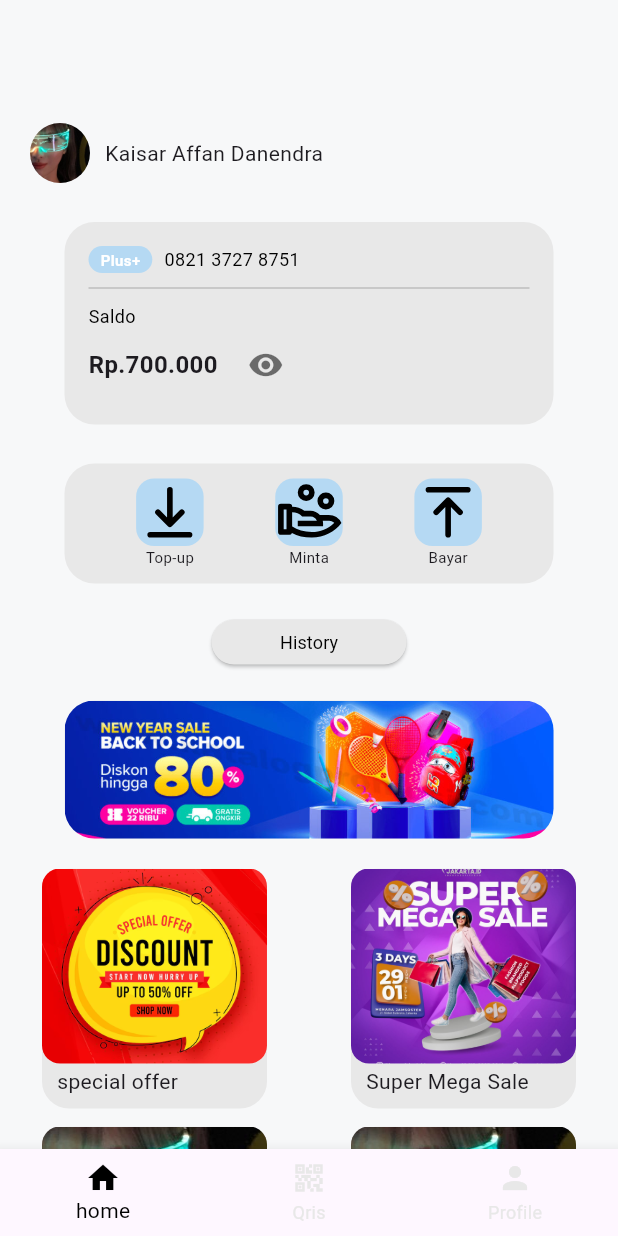
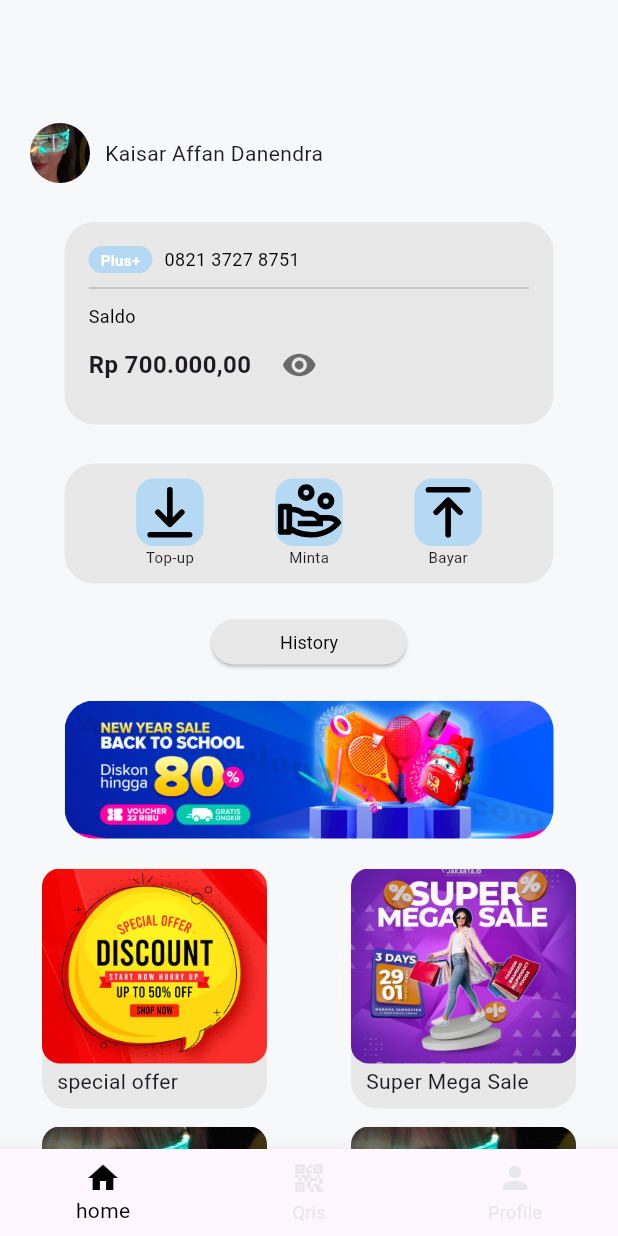
Before and after one commit to KaisarAffan/kaiecash, a Flutter app: the screen it shows after launch, after a tap on the "visibility off" icon, on a phone screen of 412 x 824 dp. Run offline on Flutter 3.47's test engine with Material 3 defaults, Android fonts, the phone set to English and light mode, and no system bars; our stand-ins replace flutter_svg, get, image_picker.

Commit message:
feat[Ir] add payment logic

```diff
--- a/lib/Widget/my_button.dart
+++ b/lib/Widget/my_button.dart
@@ -4,7 +4,8 @@ import 'package:kaiecash/Widget/colors.dart';
 
 class MyButton extends StatelessWidget {
   final String buttonText;
-  const MyButton({super.key, required this.buttonText});
+  final Size size;
+  const MyButton({super.key, required this.buttonText, required this.size, required void Function() onTap});
 
   @override
   Widget build(BuildContext context) {
@@ -12,7 +13,7 @@ class MyButton extends StatelessWidget {
         onPressed: () {},
         style: ElevatedButton.styleFrom(
           backgroundColor: secondaryColor,
-          minimumSize: Size(130, 30),
+          minimumSize: size,
         ),
         child: Text(
           buttonText,
--- /dev/null
+++ b/lib/page/menus/logic/saldo.dart
@@ -0,0 +1,32 @@
+int saldo = 700000;
+bool visiblity = false;
+
+void Payment(String method, int input) {
+  switch (method) {
+    case "Bayar":
+      saldo -= input; // Deduct the input from saldo
+      break;
+    case "Top-up":
+      saldo += input; // Add the input to saldo
+      visiblity = true;
+      break;
+    case "Minta":
+      visiblity = true; // Just set visibility to true for Minta
+      break;
+  }
+}
+
+String formatToCurrency(int amount) {
+  String amountString = amount.toString();
+  StringBuffer result = StringBuffer();
+
+  for (int i = 0; i < amountString.length; i++) {
+    int indexFromEnd = amountString.length - i;
+    result.write(amountString[i]);
+    if (indexFromEnd > 1 && indexFromEnd % 3 == 1) {
+      result.write('.');
+    }
+  }
+
+  return 'Rp $result,00';
+}
--- a/lib/utils/my_app_page.dart
+++ b/lib/utils/my_app_page.dart
@@ -27,7 +27,7 @@ class MyAppPage {
     ),
     GetPage(
       name: AppRoutes.paymentPage,
-      page: () => PaymentPage(),
+      page: () => PaymentPage(method: "bayar",saldo: 90,),
     ),
   ];
 }
```
Also changed, not shown: lib/Widget/ComponentPage/payment_page.dart (+44 -3 lines), lib/page/menus/home.dart (+17 -4 lines).
